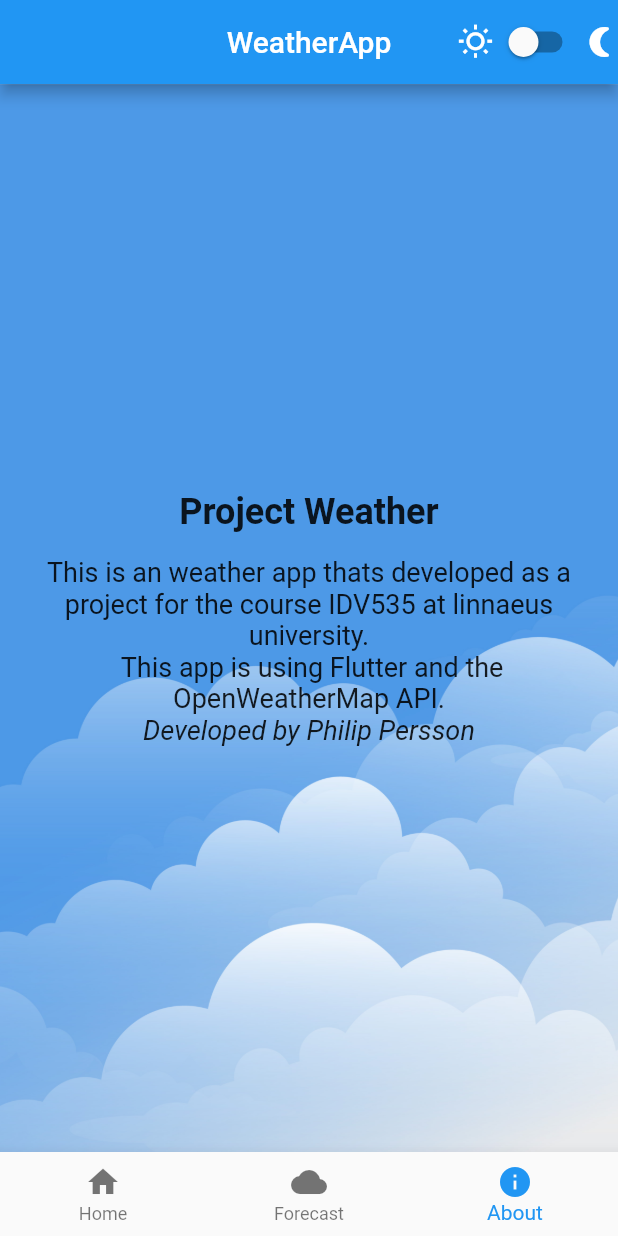
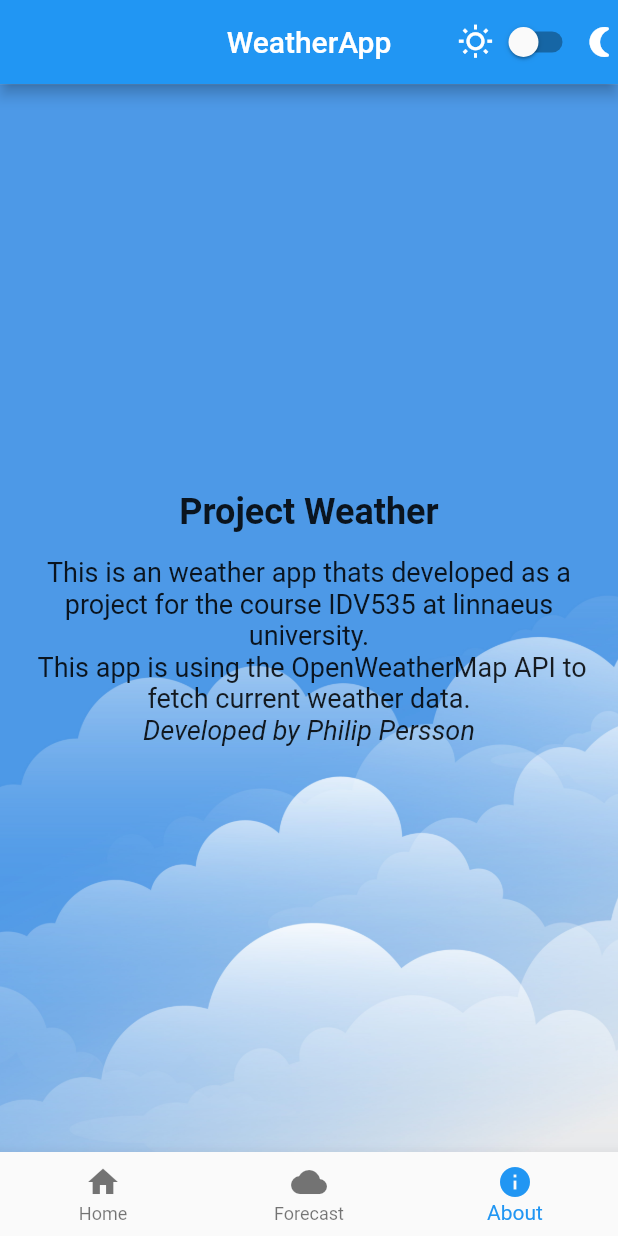
Before and after one commit to PhPersson/Weatherapp, a Flutter app: the screen it shows after launch, item 3 of the bottom bar chosen, on a phone screen of 412 x 824 dp. Run offline on Flutter 3.47's test engine with Material 2 defaults, Android fonts, the phone set to English and light mode, and no system bars; our stand-ins replace geolocator, quickalert.

Commit message:
Updated the information text in about.dart

```diff
--- a/lib/about.dart
+++ b/lib/about.dart
@@ -28,7 +28,7 @@ class AboutPage extends StatelessWidget {
                 ),
                 SizedBox(height: 16.0),
                 Text(
-                  'This is an weather app thats developed as a project for the course IDV535 at linnaeus university. \n This app is using Flutter and the OpenWeatherMap API.',
+                  'This is an weather app thats developed as a project for the course IDV535 at linnaeus university. \n This app is using the OpenWeatherMap API to fetch current weather data.',
                   style: TextStyle(fontSize: 18.0),
                   textAlign: TextAlign.center,
                 ),
```
